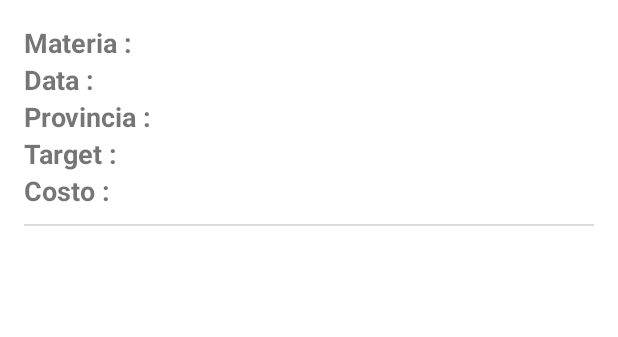
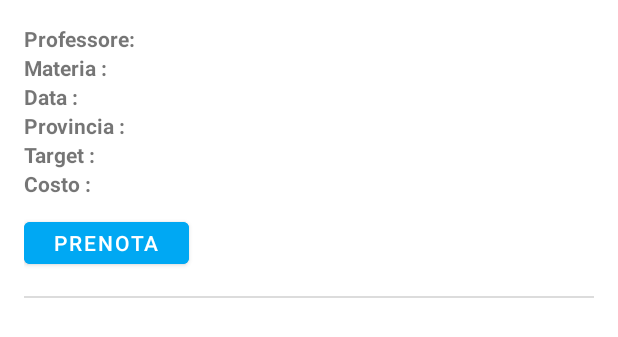
Before and after one commit to MarcoSpina01/BeClever, an Android app: the layout item_lessons.xml on its own in the app's theme, with its tools: preview values and no code run, on a phone screen of 412 x 824 dp. Shown: the top 337 px of the screen. Run offline under Robolectric (Android 15) with nearby library versions, the phone set to English and light mode, and no system bars; Roboto replaces fonts that are not available here.

Commit message:
update item_lessons.xml

```diff
--- a/app/src/main/res/layout/item_lessons.xml
+++ b/app/src/main/res/layout/item_lessons.xml
@@ -2,10 +2,31 @@
 <LinearLayout xmlns:android="http://schemas.android.com/apk/res/android"
     android:layout_width="match_parent"
     android:layout_height="wrap_content"
+    xmlns:app="http://schemas.android.com/apk/res-auto"
     android:orientation="vertical"
     android:paddingTop="16dp"
     android:paddingStart="16dp"
     android:paddingEnd="16dp">
+
+    <LinearLayout
+        android:layout_width="match_parent"
+        android:layout_height="match_parent"
+        android:layout_gravity="center">
+        <TextView
+            android:id="@+id/textViewLessonUsernameTitle"
+            android:layout_width="wrap_content"
+            android:layout_height="wrap_content"
+            android:text= "Professore:"
+            android:textSize="14sp"
+            android:textStyle="bold" />
+
+        <TextView
+            android:id="@+id/textViewLessonUsername"
+            android:layout_width="wrap_content"
+            android:layout_height="wrap_content"
+            android:text= ""
+            android:textSize="14sp" />
+    </LinearLayout>
 
     <LinearLayout
         android:layout_width="match_parent"
@@ -15,7 +36,7 @@
         android:layout_width="wrap_content"
         android:layout_height="wrap_content"
         android:text= "Materia :"
-        android:textSize="18sp"
+        android:textSize="14sp"
         android:textStyle="bold" />
 
     <TextView
@@ -23,7 +44,7 @@
         android:layout_width="wrap_content"
         android:layout_height="wrap_content"
         android:text= ""
-        android:textSize="18sp" />
+        android:textSize="14sp" />
     </LinearLayout>
 
     <LinearLayout
@@ -34,14 +55,14 @@
         android:layout_width="wrap_content"
         android:layout_height="wrap_content"
         android:text="Data :"
-        android:textSize="18sp"
+        android:textSize="14sp"
         android:textStyle="bold" />
     <TextView
         android:id="@+id/textViewLessonDate"
         android:layout_width="wrap_content"
         android:layout_height="wrap_content"
         android:text=""
-        android:textSize="18sp" />
+        android:textSize="14sp" />
     </LinearLayout>
 
     <LinearLayout
@@ -52,14 +73,14 @@
         android:layout_width="wrap_content"
         android:layout_height="wrap_content"
         android:text="Provincia :"
-        android:textSize="18sp"
+        android:textSize="14sp"
         android:textStyle="bold" />
     <TextView
         android:id="@+id/textViewLessonLocation"
         android:layout_width="wrap_content"
         android:layout_height="wrap_content"
         android:text=""
-        android:textSize="18sp" />
+        android:textSize="14sp" />
     </LinearLayout>
 
     <LinearLayout
@@ -70,14 +91,14 @@
         android:layout_width="wrap_content"
         android:layout_height="wrap_content"
         android:text="Target :"
-        android:textSize="18sp"
+        android:textSize="14sp"
         android:textStyle="bold" />
     <TextView
         android:id="@+id/textViewLessonTarget"
         android:layout_width="wrap_content"
         android:layout_height="wrap_content"
         android:text=""
-        android:textSize="18sp" />
+        android:textSize="14sp" />
     </LinearLayout>
 
     <LinearLayout
@@ -88,15 +109,28 @@
         android:layout_width="wrap_content"
         android:layout_height="wrap_content"
         android:text="Costo :"
-        android:textSize="18sp"
+        android:textSize="14sp"
         android:textStyle="bold" />
     <TextView
         android:id="@+id/textViewLessonCost"
         android:layout_width="wrap_content"
         android:layout_height="wrap_content"
         android:text=""
-        android:textSize="18sp" />
+        android:textSize="14sp" />
     </LinearLayout>
+
+    <Button
+        android:id="@+id/prenota"
+        android:layout_width="110dp"
+        android:layout_height="40dp"
+        android:layout_marginTop="10dp"
+        android:layout_marginBottom="5dp"
+        android:backgroundTint="@color/primaryblue"
+        android:text="prenota"
+        app:layout_constraintBottom_toBottomOf="parent"
+        app:layout_constraintEnd_toEndOf="parent"
+        app:layout_constraintStart_toStartOf="parent"
+        app:layout_constraintTop_toTopOf="parent" />
 
     <View
         android:layout_width="match_parent"
```
